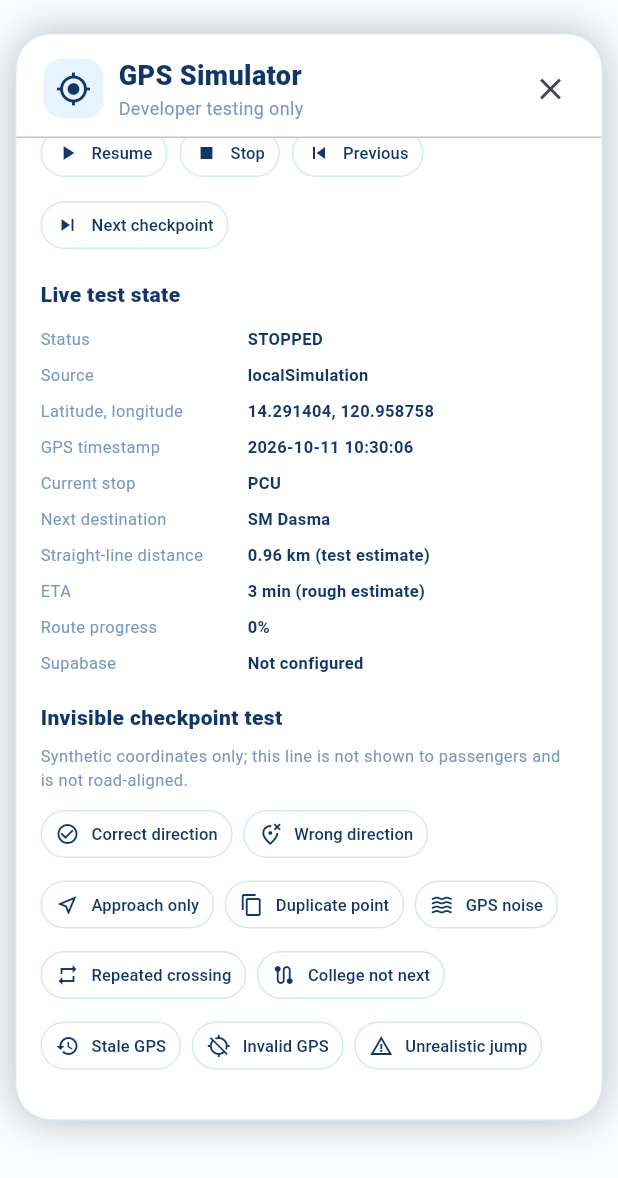
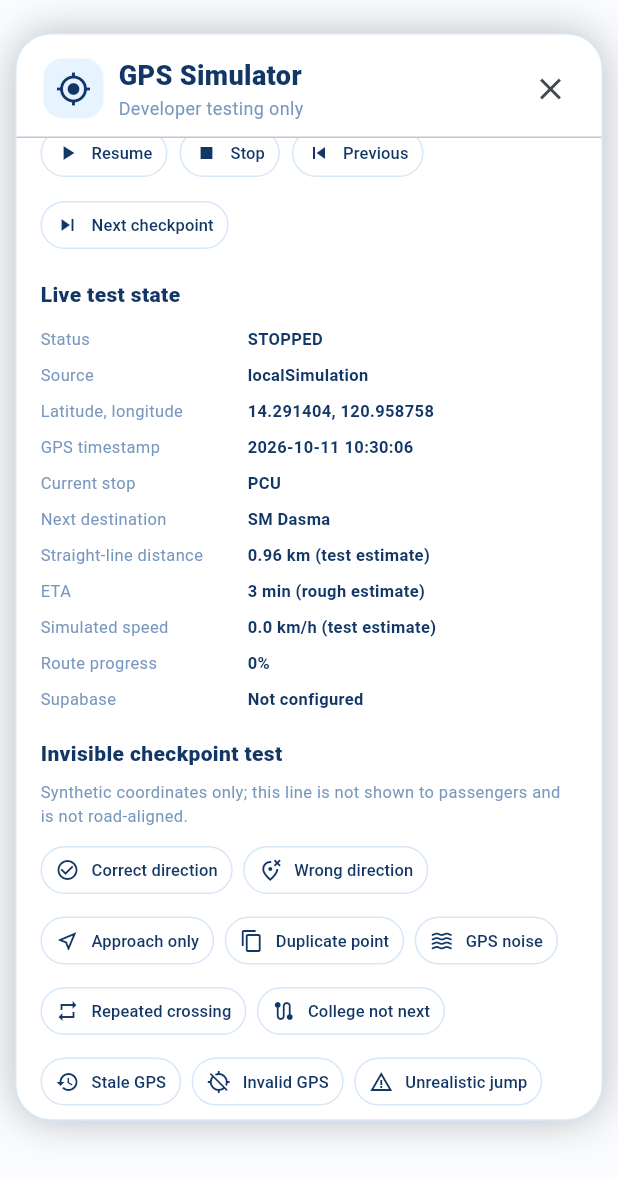
Before and after one commit to mjervalerio-afk/E-Byahe, a Flutter app: the GpsSimulatorPanel widget shown alone on an empty page, opened directly with empty values, scrolled down 571 dp, on a phone screen of 412 x 824 dp. Shown: the top 1178 px of the screen. Run offline on Flutter 3.47's test engine with Material 3 defaults, Android fonts, the phone set to English and light mode, and no system bars; our stand-ins replace connectivity_plus, flutter_map, latlong2, shimmer, supabase_flutter, video_player; accounts and stored records are empty.

Commit message:
Display simulated speed and live route progress in developer panel

```diff
--- a/lib/widgets/gps_simulator_panel.dart
+++ b/lib/widgets/gps_simulator_panel.dart
@@ -292,7 +292,8 @@ class _GpsSimulatorPanelState extends State<GpsSimulatorPanel> {
                       _infoRow('Next destination', state?.nextDestinationName ?? '—'),
                       _infoRow('Straight-line distance', distance == null ? 'Unavailable' : (distance / 1000).toStringAsFixed(2) + ' km (test estimate)'),
                       _infoRow('ETA', etaMinutes == null ? 'Unavailable' : etaMinutes.toString() + ' min (rough estimate)'),
-                      _infoRow('Route progress', state == null ? '—' : (state.progress * 100).round().toString() + '%'),
+                      _infoRow('Simulated speed', sim.simulatedSpeedKmh.toStringAsFixed(1) + ' km/h (test estimate)'),
+                      _infoRow('Route progress', state == null ? '—' : (sim.routeProgress * 100).round().toString() + '%'),
                       _infoRow('Supabase', widget.supabase.isConfigured ? 'Keys configured; connection checked on write' : 'Not configured'),
                       if (sim.lastCheckpointResult != null) _infoRow('Last checkpoint test', sim.lastCheckpointResult!),
                       const SizedBox(height: 14),
```
